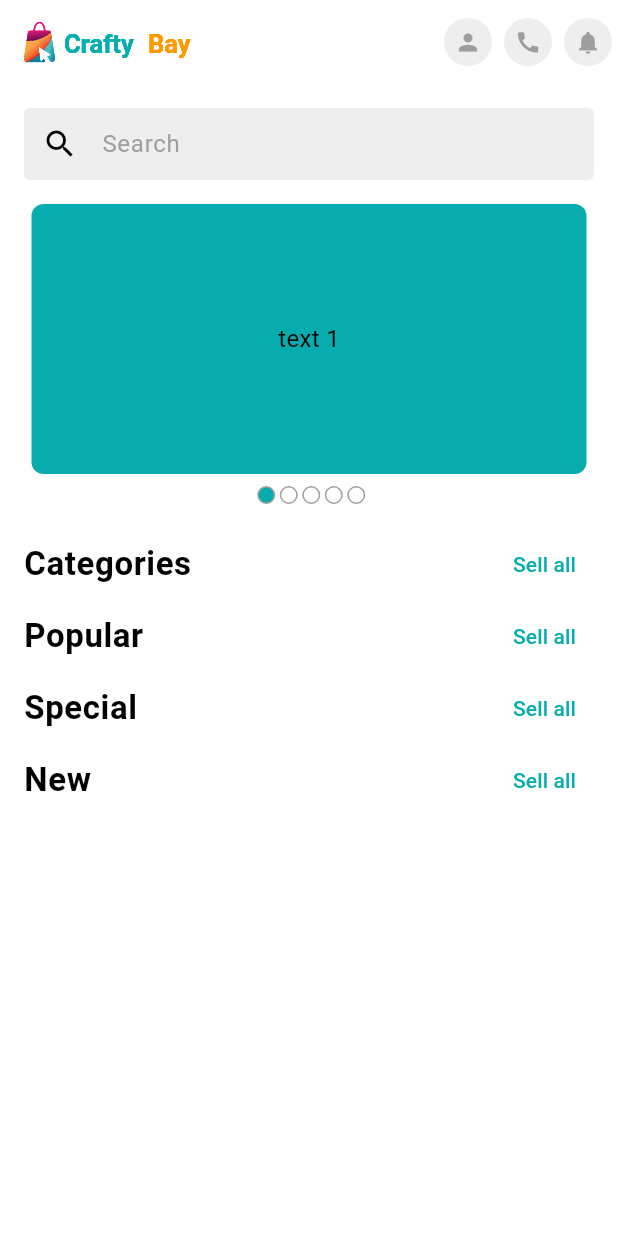
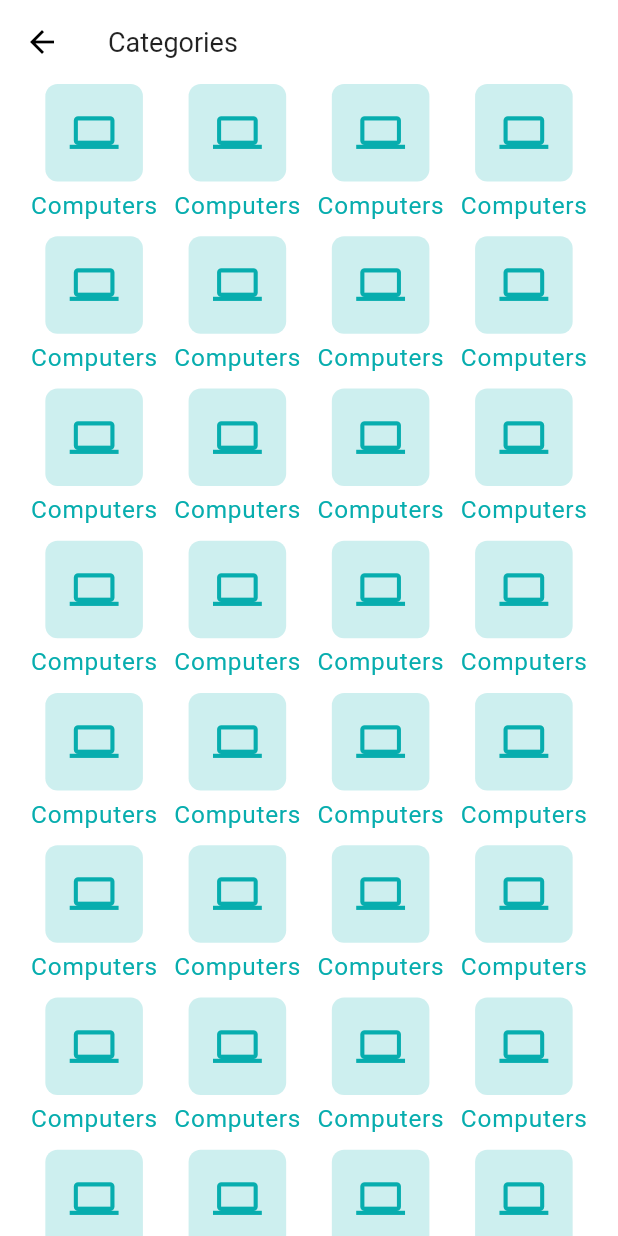
Before and after one commit to SanaulParvej/crafty_bay, a Flutter app: the screen it shows after launch, after a tap on "Sell all", on a phone screen of 412 x 824 dp. Run offline on Flutter 3.47's test engine with Material 3 defaults, Android fonts, the phone set to English and light mode, and no system bars; drawn by our look-alikes of carousel_slider; our stand-ins replace email_validator, firebase_core, firebase_crashlytics, flutter_svg; accounts and stored records are empty; generated files the repository leaves out were written again.

Commit message:
add category screen ui

```diff
--- a/lib/app/app_routs.dart
+++ b/lib/app/app_routs.dart
@@ -1,6 +1,7 @@
 import 'package:crafty_bay/features/auth/ui/screens/login_screen.dart';
 import 'package:crafty_bay/features/auth/ui/screens/sign_up_screen.dart';
 import 'package:crafty_bay/features/home/ui/screens/home_screen.dart';
+import 'package:crafty_bay/features/product/ui/screens/product_category_screen.dart';
 import 'package:flutter/material.dart';
 import '../features/auth/ui/screens/splash_screen.dart';
 
@@ -16,6 +17,8 @@ class AppRouts {
       screenWidget = SignUpScreen();
     } else if (settings.name == HomeScreen.name) {
       screenWidget = HomeScreen();
+    } else if (settings.name == ProductCategoryScreen.name) {
+      screenWidget = ProductCategoryScreen();
     }
     return MaterialPageRoute(builder: (context) => screenWidget);
   }
--- a/lib/app/app_theme.dart
+++ b/lib/app/app_theme.dart
@@ -31,6 +31,12 @@ class AppTheme {
                 letterSpacing: 0.4,
                 fontWeight: FontWeight.w500,
               )),
+        ),
+        appBarTheme: AppBarTheme(
+          titleTextStyle: TextStyle(
+            fontSize: 18,
+            color: Colors.black87,
+          ),
         ));
   }
 
--- /dev/null
+++ b/lib/features/common/ui/widgets/product_category_item.dart
@@ -0,0 +1,35 @@
+import 'package:flutter/material.dart';
+import '../../../../app/app_colors.dart';
+
+class ProductCategoryItem extends StatelessWidget {
+  const ProductCategoryItem({
+    super.key,
+  });
+
+  @override
+  Widget build(BuildContext context) {
+    return Column(
+      children: [
+        Container(
+          padding: EdgeInsets.all(16),
+          decoration: BoxDecoration(
+            color: AppColors.themeColor.withOpacity(0.2),
+            borderRadius: BorderRadius.circular(8),
+          ),
+          child: Icon(
+            Icons.computer,
+            color: AppColors.themeColor,
+            size: 32,
+          ),
+        ),
+        const SizedBox(
+          height: 4,
+        ),
+        Text('Computers',
+            style: Theme.of(context).textTheme.bodyLarge?.copyWith(
+              color: AppColors.themeColor,
+            ))
+      ],
+    );
+  }
+}
--- a/lib/features/home/ui/screens/home_screen.dart
+++ b/lib/features/home/ui/screens/home_screen.dart
@@ -1,9 +1,12 @@
+import 'package:crafty_bay/app/app_colors.dart';
 import 'package:crafty_bay/app/asset_paths.dart';
+import 'package:crafty_bay/features/product/ui/screens/product_category_screen.dart';
 import 'package:flutter/material.dart';
 import 'package:flutter_svg/flutter_svg.dart';
-import '../../../auth/ui/widgets/app_bar_icon_button.dart';
-import '../../../auth/ui/widgets/home_carousel_slider.dart';
-import '../../../auth/ui/widgets/product_search_bar.dart';
+import '../widgets/app_bar_icon_button.dart';
+import '../widgets/home_carousel_slider.dart';
+import '../../../common/ui/widgets/product_category_item.dart';
+import '../widgets/product_search_bar.dart';
 
 class HomeScreen extends StatefulWidget {
   const HomeScreen({super.key});
@@ -31,8 +34,11 @@ class _HomeScreenState extends State<HomeScreen> {
               SizedBox(height: 16),
               _buildSectionHeader(
                 title: 'Categories',
-                onTapSeeAll: () {},
+                onTapSeeAll: () {
+                   Navigator.pushNamed(context, ProductCategoryScreen.name);
+                },
               ),
+              _getCategoryList(),
               _buildSectionHeader(
                 title: 'Popular',
                 onTapSeeAll: () {},
@@ -73,4 +79,20 @@ class _HomeScreenState extends State<HomeScreen> {
       ],
     );
   }
+
+  Widget _getCategoryList() {
+    return SizedBox(
+      height: 100,
+      child: ListView.separated(
+        scrollDirection: Axis.horizontal,
+        itemCount: 10,
+        itemBuilder: (context, index) {
+          return ProductCategoryItem();
+        },
+        separatorBuilder: (context, index) => const SizedBox(
+          width: 8,
+        ),
+      ),
+    );
+  }
 }
--- /dev/null
+++ b/lib/features/product/ui/screens/product_category_screen.dart
@@ -0,0 +1,36 @@
+import 'package:crafty_bay/features/common/ui/widgets/product_category_item.dart';
+import 'package:flutter/material.dart';
+
+class ProductCategoryScreen extends StatefulWidget {
+  const ProductCategoryScreen({super.key});
+
+  static final String name = '/product-category';
+
+  @override
+  State<ProductCategoryScreen> createState() => _ProductCategoryScreenState();
+}
+
+class _ProductCategoryScreenState extends State<ProductCategoryScreen> {
+  @override
+  Widget build(BuildContext context) {
+    return Scaffold(
+      appBar: AppBar(
+        title: Text('Categories'),
+      ),
+      body: Padding(
+        padding: const EdgeInsets.symmetric(horizontal: 16),
+        child: GridView.builder(
+            itemCount: 50,
+            gridDelegate:
+                SliverGridDelegateWithFixedCrossAxisCount(
+                    crossAxisCount: 4,
+                  mainAxisSpacing: 8,
+                  crossAxisSpacing: 2,
+                ),
+            itemBuilder: (context, index) {
+              return FittedBox(child: ProductCategoryItem());
+            }),
+      ),
+    );
+  }
+}
```
Also changed, not shown: lib/features/home/ui/widgets/app_bar_icon_button.dart (renamed from lib/features/auth/ui/widgets/app_bar_icon_button.dart), lib/features/home/ui/widgets/home_carousel_slider.dart (renamed from lib/features/auth/ui/widgets/home_carousel_slider.dart), lib/features/home/ui/widgets/product_search_bar.dart (renamed from lib/features/auth/ui/widgets/product_search_bar.dart).
